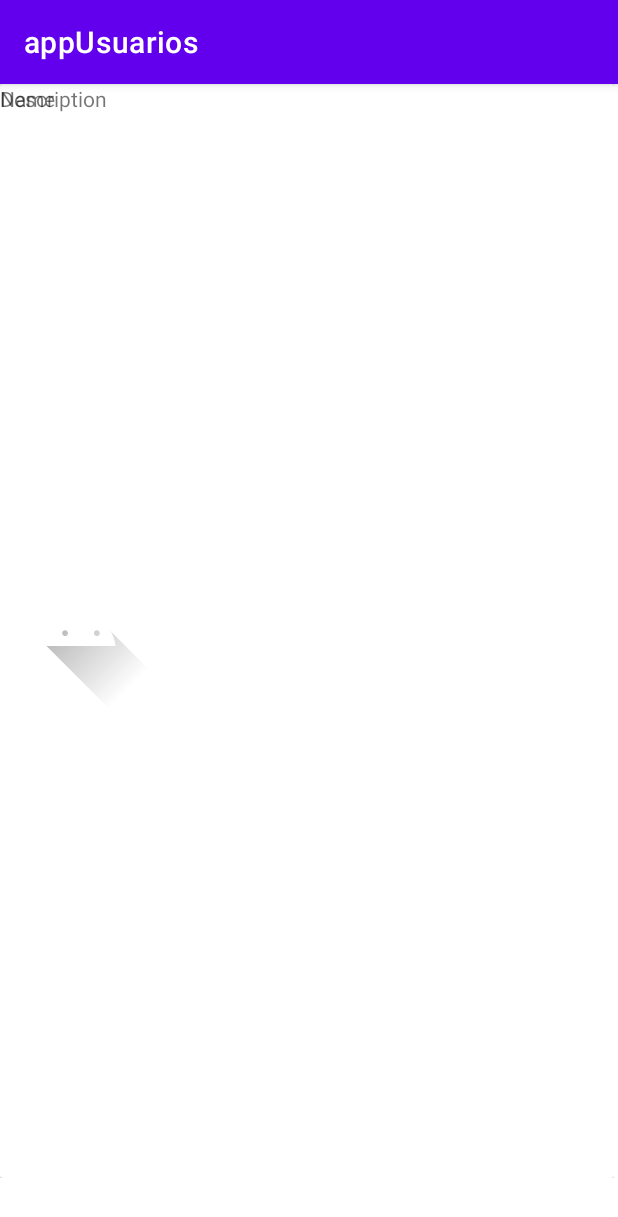
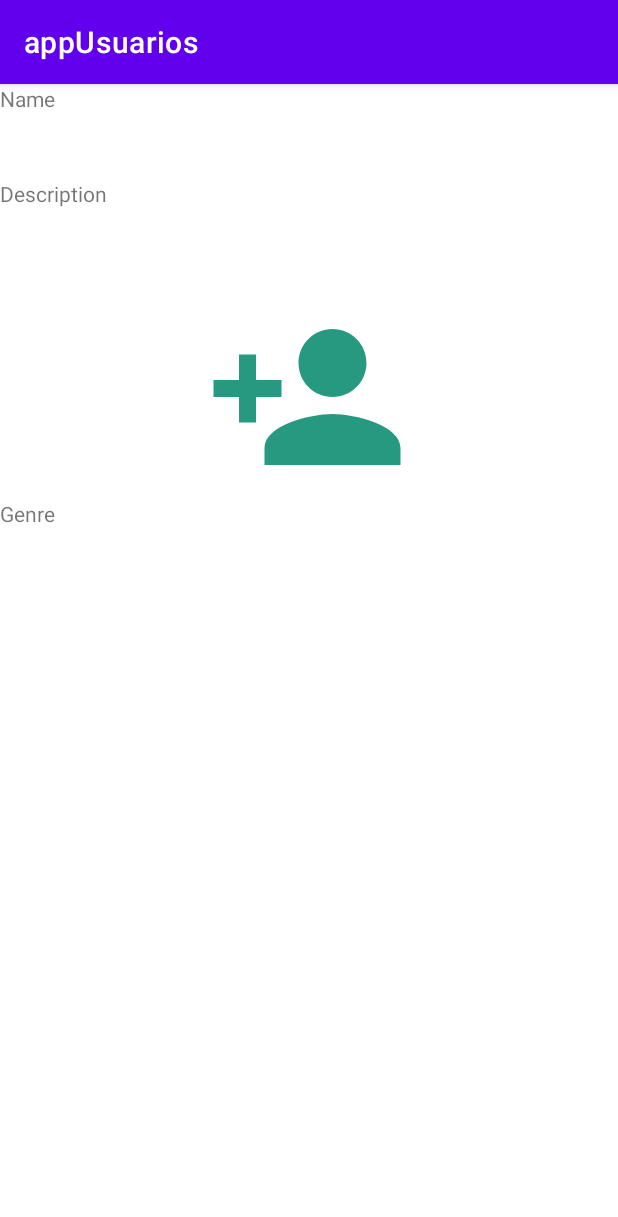
Before and after one commit to aflorezgut123/appUsuario, an Android app: the DetailUser screen opened directly, with no data from a screen before it, on a phone screen of 412 x 824 dp. Shown: the top 1217 px of the screen. Run offline under Robolectric (Android 15) with nearby library versions, the phone set to English and light mode, and no system bars.

Commit message:
ajuste v3

```diff
--- a/app/src/main/res/layout/activity_detail_user.xml
+++ b/app/src/main/res/layout/activity_detail_user.xml
@@ -13,35 +13,28 @@
         tools:layout_editor_absoluteX="1dp"
         tools:layout_editor_absoluteY="1dp">
 
-        <androidx.cardview.widget.CardView
+        <TextView
+            android:id="@+id/idTextName"
             android:layout_width="match_parent"
-            android:layout_height="match_parent" >
+            android:layout_height="63dp"
+            android:text="Name" />
 
-            <TextView
-                android:id="@+id/idtextName"
-                android:layout_width="wrap_content"
-                android:layout_height="wrap_content"
-                android:text="Name" />
+        <TextView
+            android:id="@+id/idTextDesc"
+            android:layout_width="match_parent"
+            android:layout_height="77dp"
+            android:text="Description" />
 
-            <Space
-                android:layout_width="wrap_content"
-                android:layout_height="wrap_content" />
+        <ImageView
+            android:id="@+id/imageView2"
+            android:layout_width="match_parent"
+            android:layout_height="136dp"
+            app:srcCompat="@drawable/ic_baseline_person_add_24" />
 
-            <TextView
-                android:id="@+id/idtextdesc"
-                android:layout_width="wrap_content"
-                android:layout_height="wrap_content"
-                android:text="Description" />
-
-            <Space
-                android:layout_width="wrap_content"
-                android:layout_height="wrap_content" />
-
-            <ImageView
-                android:id="@+id/imageView"
-                android:layout_width="wrap_content"
-                android:layout_height="match_parent"
-                app:srcCompat="@drawable/ic_launcher_foreground" />
-        </androidx.cardview.widget.CardView>
+        <TextView
+            android:id="@+id/idtextgenre"
+            android:layout_width="match_parent"
+            android:layout_height="59dp"
+            android:text="Genre" />
     </LinearLayout>
 </androidx.constraintlayout.widget.ConstraintLayout>
--- a/app/src/main/res/layout/create_user_fragment.xml
+++ b/app/src/main/res/layout/create_user_fragment.xml
@@ -32,7 +32,7 @@
             android:text="Ingrese el texto" />
 
         <TextView
-            android:id="@+id/textView4"
+            android:id="@+id/idTextDesc"
             android:layout_width="match_parent"
             android:layout_height="wrap_content"
             android:text="Genero"
@@ -48,7 +48,7 @@
             />
 
         <TextView
-            android:id="@+id/textView5"
+            android:id="@+id/idtextgenre"
             android:layout_width="match_parent"
             android:layout_height="wrap_content"
             android:text="Descripcion"
```
